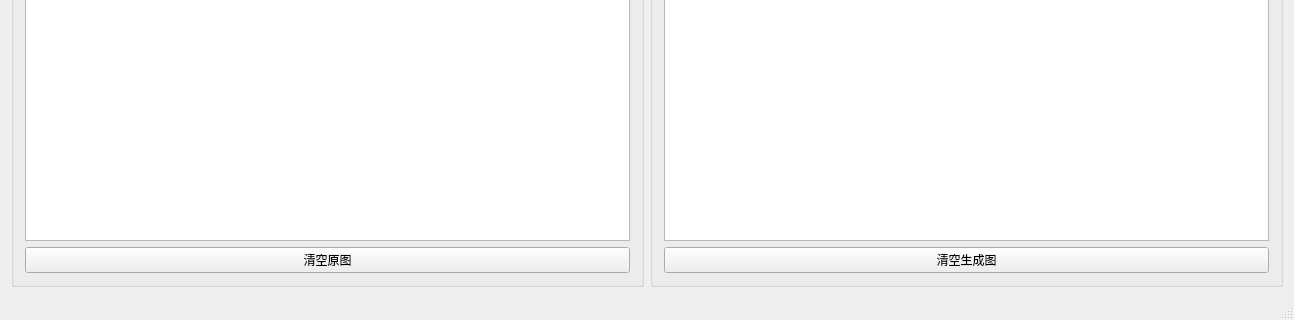
Narthill/Image_processing, file mainwindow/mainwindow.ui: the form before one commit; both pictures show x 0 to 1294 and y 458 to 778 of the 1294 by 778 pixel window.
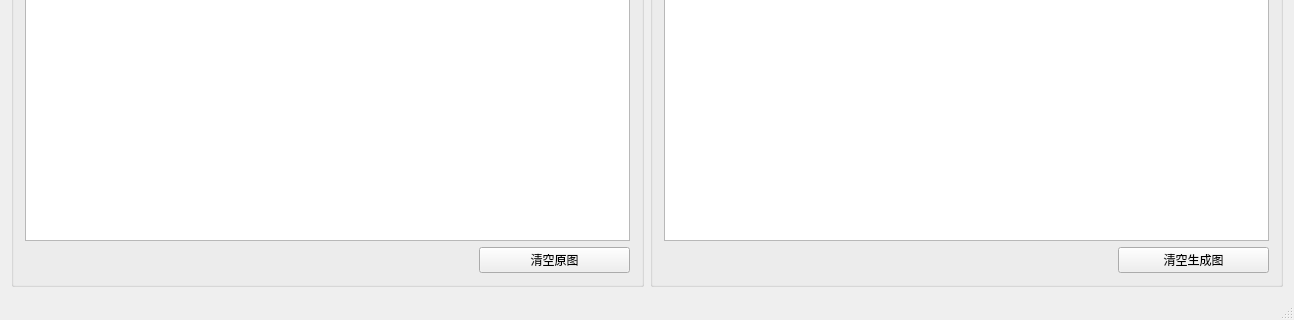
The form after the commit.

The edit to the form file:
```diff
--- a/mainwindow/mainwindow.ui
+++ b/mainwindow/mainwindow.ui
@@ -33,6 +33,21 @@
           <widget class="QGraphicsView" name="formerView"/>
          </item>
          <item>
+          <layout class="QHBoxLayout" name="horizontalLayout" stretch="3,1">
+           <item>
+            <spacer name="horizontalSpacer">
+             <property name="orientation">
+              <enum>Qt::Horizontal</enum>
+             </property>
+             <property name="sizeHint" stdset="0">
+              <size>
+               <width>40</width>
+               <height>20</height>
+              </size>
+             </property>
+            </spacer>
+           </item>
+           <item>
           <widget class="QPushButton" name="clearFormer">
            <property name="layoutDirection">
             <enum>Qt::LeftToRight</enum>
@@ -46,6 +61,8 @@
           </widget>
          </item>
         </layout>
+         </item>
+        </layout>
        </widget>
       </item>
       <item>
@@ -58,6 +75,21 @@
           <widget class="QGraphicsView" name="resultView"/>
          </item>
          <item>
+          <layout class="QHBoxLayout" name="horizontalLayout_2" stretch="3,1">
+           <item>
+            <spacer name="horizontalSpacer_2">
+             <property name="orientation">
+              <enum>Qt::Horizontal</enum>
+             </property>
+             <property name="sizeHint" stdset="0">
+              <size>
+               <width>40</width>
+               <height>20</height>
+              </size>
+             </property>
+            </spacer>
+           </item>
+           <item>
           <widget class="QPushButton" name="clearResult">
            <property name="layoutDirection">
             <enum>Qt::LeftToRight</enum>
@@ -68,6 +100,8 @@
           </widget>
          </item>
         </layout>
+         </item>
+        </layout>
        </widget>
       </item>
      </layout>
```
Left out of the diff: 106 changed lines with no effect on the pictures. Lines whose indentation alone changed are shown as unchanged.
